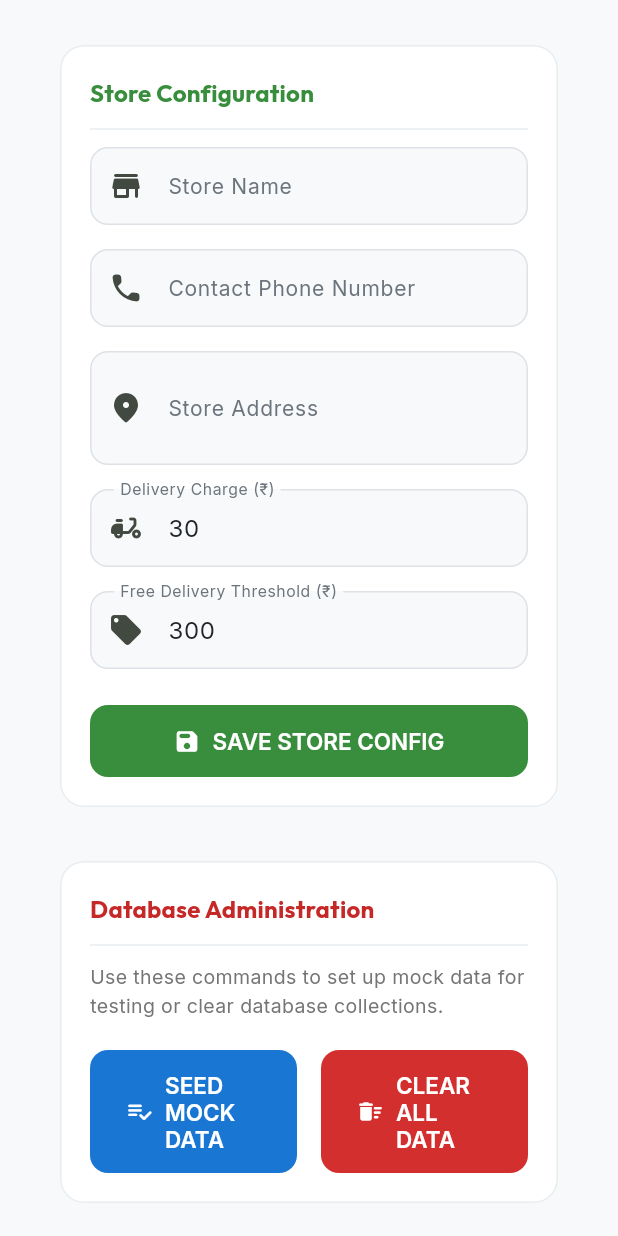
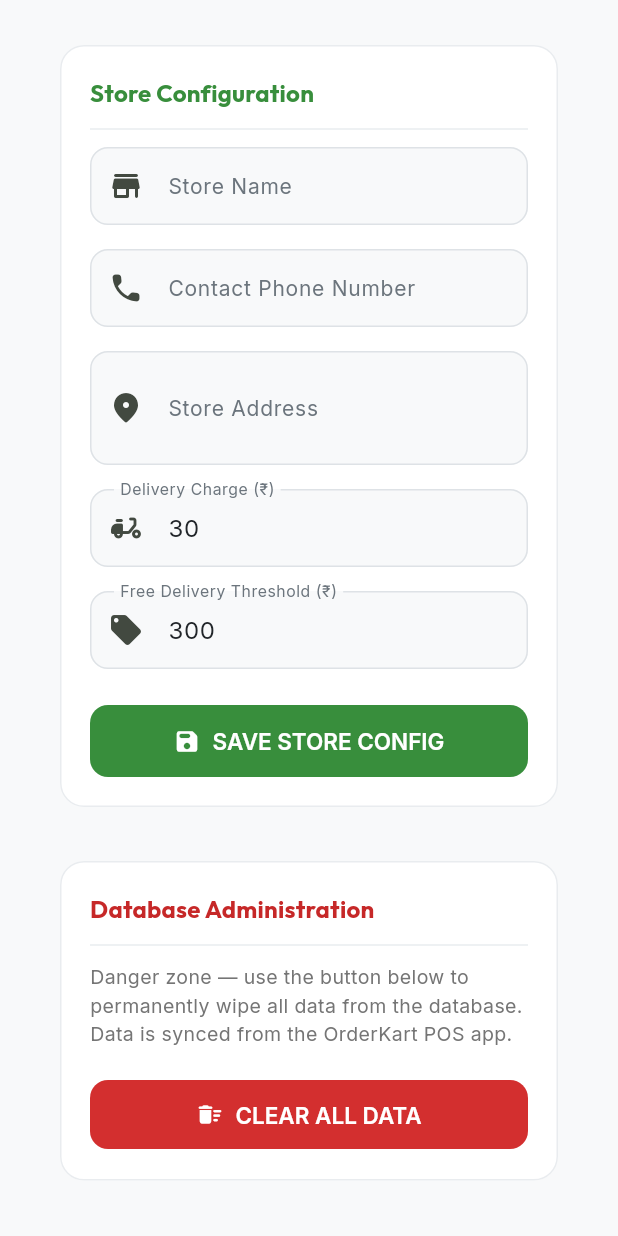
Before and after one commit to ojasthamke/37, a Flutter app: the SettingsScreen screen opened directly, on a phone screen of 412 x 824 dp. Run offline on Flutter 3.47's test engine with Material 3 defaults, Android fonts, the phone set to English and light mode, and no system bars; our stand-ins replace flutter_local_notifications, flutter_riverpod, flutter_timezone, google_fonts, image_picker, sqflite and 3 more; accounts and stored records are empty.

Commit message:
chore: remove mock seed button from admin settings
Data is now synced from OrderKart POS app, no need for mock seeding.
Kept the wipe button for emergencies.

```diff
--- a/lib/features/settings/settings_screen.dart
+++ b/lib/features/settings/settings_screen.dart
@@ -241,51 +241,13 @@ class _SettingsScreenState extends ConsumerState<SettingsScreen> {
                           ),
                           const Divider(height: 24),
                           Text(
-                            'Use these commands to set up mock data for testing or clear database collections.',
+                            'Danger zone — use the button below to permanently wipe all data from the database. Data is synced from the OrderKart POS app.',
                             style: TextStyle(color: Colors.grey[600], fontSize: 13),
                           ),
                           const SizedBox(height: 20),
-                          Row(
-                            children: [
-                              // Seed Database button
-                              Expanded(
-                                child: ElevatedButton.icon(
-                                  style: ElevatedButton.styleFrom(
-                                    backgroundColor: Colors.blue[700],
-                                    foregroundColor: Colors.white,
-                                  ),
-                                  onPressed: () {
-                                    showDialog(
-                                      context: context,
-                                      builder: (context) => AlertDialog(
-                                        title: const Text('Seed Database'),
-                                        content: const Text('Are you sure you want to insert mock products and customers into the LIVE Supabase production database? This will mix test data with your real customer records.'),
-                                        actions: [
-                                          TextButton(
-                                            onPressed: () => Navigator.pop(context),
-                                            child: const Text('Cancel'),
-                                          ),
-                                          ElevatedButton(
-                                            onPressed: () {
-                                              Navigator.pop(context);
-                                              ref.read(settingsProvider.notifier).seedDatabase();
-                                              ScaffoldMessenger.of(context).showSnackBar(
-                                                const SnackBar(content: Text('Mock database seeded successfully!')),
-                                              );
-                                            },
-                                            child: const Text('Seed Data'),
-                                          ),
-                                        ],
-                                      ),
-                                    );
-                                  },
-                                  icon: const Icon(Icons.playlist_add_check_rounded),
-                                  label: const Text('SEED MOCK DATA'),
-                                ),
-                              ),
-                              const SizedBox(width: 16),
-                              // Clear Database button
-                              Expanded(
+                          // Clear Database button (full width)
+                          SizedBox(
+                            width: double.infinity,
                             child: ElevatedButton.icon(
                               style: ElevatedButton.styleFrom(
                                 backgroundColor: Colors.red[700],
@@ -326,8 +288,6 @@ class _SettingsScreenState extends ConsumerState<SettingsScreen> {
                           ),
                         ],
                       ),
-                        ],
-                      ),
                     ),
                   ),
                 ],
```
Lines whose indentation alone changed are shown as unchanged.
